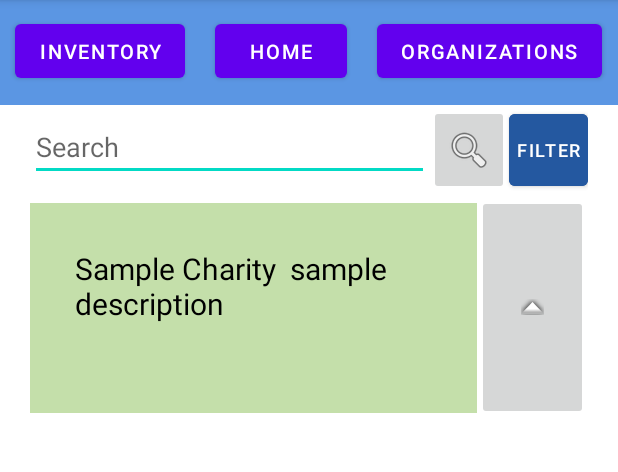
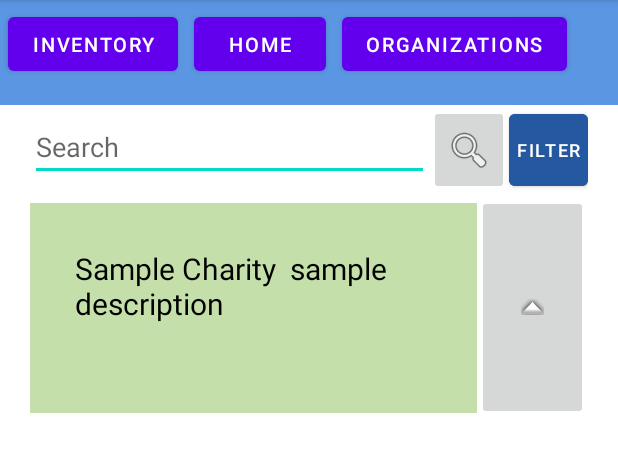
Before and after one commit to Esame/GRS, an Android app: the screen it shows after launch (MainActivity), on a phone screen of 412 x 824 dp, the part 84-556 px from its top. Run offline under Robolectric (Android 15) with nearby library versions, the light colour scheme and no system bars.

Commit message:
minor layout fixes

```diff
--- a/GettingRidOfStuff/app/src/main/res/layout/header.xml
+++ b/GettingRidOfStuff/app/src/main/res/layout/header.xml
@@ -10,7 +10,7 @@
         android:id="@+id/inventorybutton"
         android:layout_width="wrap_content"
         android:layout_height="wrap_content"
-        android:layout_margin="10sp"
+        android:layout_margin="5sp"
         android:text="Inventory"
         android:textSize="13sp"
         android:onClick="gotoInventory"/>
@@ -19,7 +19,7 @@
         android:id="@+id/homebutton"
         android:layout_width="wrap_content"
         android:layout_height="wrap_content"
-        android:layout_margin="10sp"
+        android:layout_margin="5sp"
         android:text="Home"
         android:textSize="13sp"
         android:onClick="gotoHome"/>
@@ -28,7 +28,7 @@
         android:id="@+id/organizationbutton"
         android:layout_width="wrap_content"
         android:layout_height="wrap_content"
-        android:layout_margin="10sp"
+        android:layout_margin="5sp"
         android:text="Organizations"
         android:textSize="13sp"
         android:onClick="gotoOrganization"/>
```
